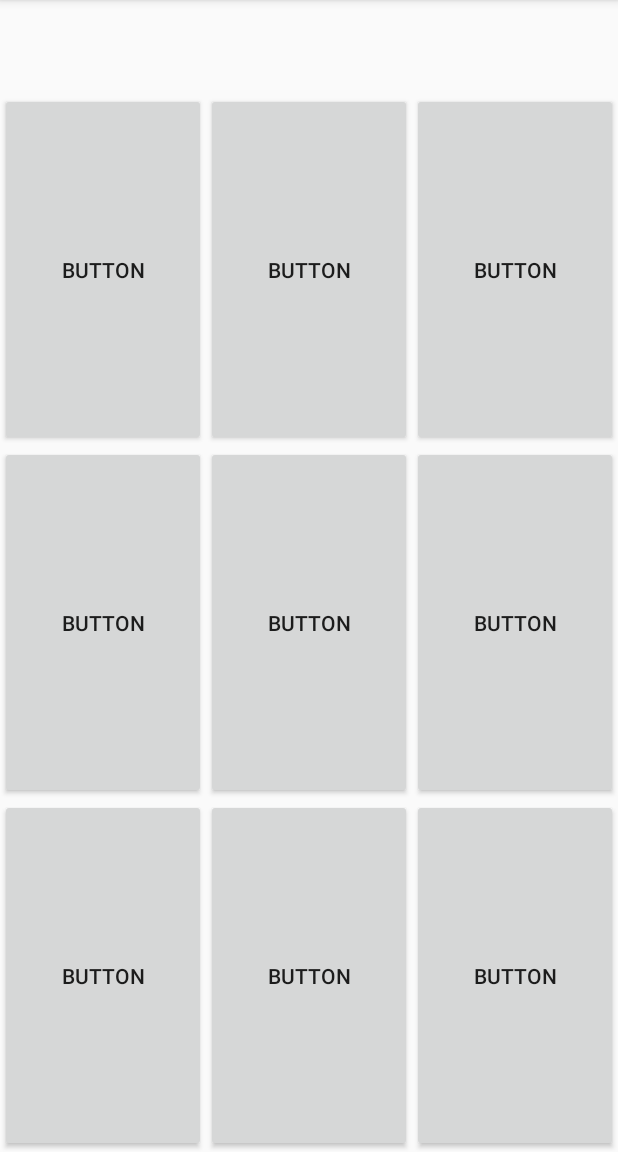
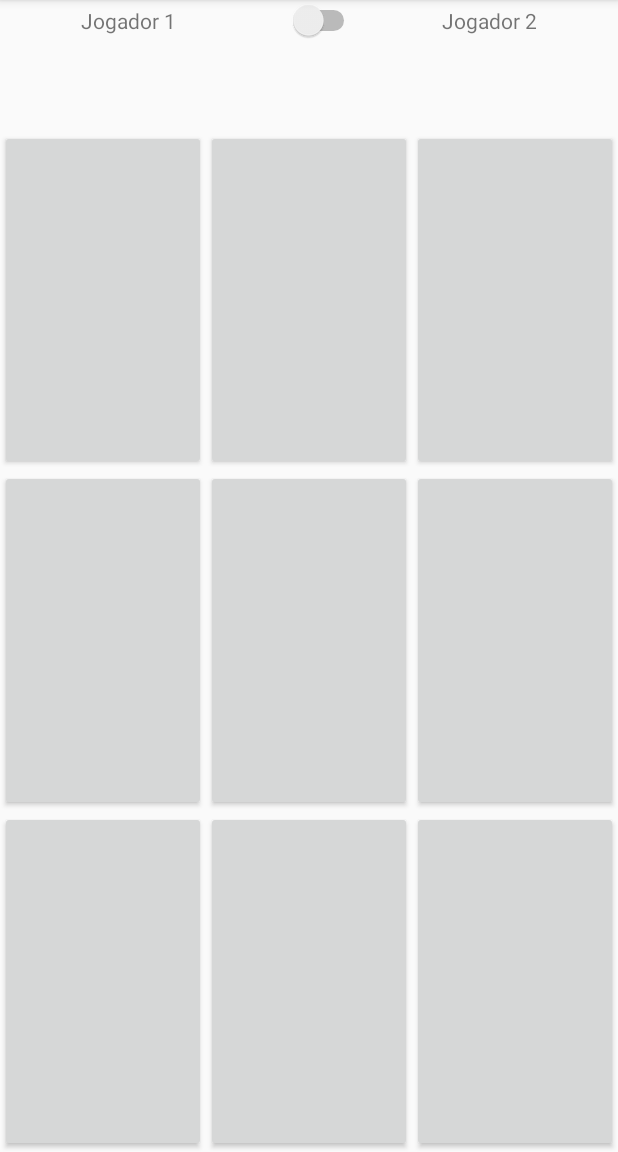
Before and after one commit to MarcosVMoreira/JogoDaVelhaApp, an Android app: the TelaJogo screen opened directly, with no data from a screen before it, on a phone screen of 412 x 824 dp, the part 84-1236 px from its top. Run offline under Robolectric (Android 15) with nearby library versions, the phone set to English and light mode, and no system bars.

Commit message:
Add: jogo funcional
Falta fazer um frontend mais bonito, além de adicionar funções de reset e config. Config deve permitir trocar cor de fundo, cor da tabela e ativar/desativar som.

```diff
--- a/app/src/main/res/layout/activity_tela_jogo.xml
+++ b/app/src/main/res/layout/activity_tela_jogo.xml
@@ -11,7 +11,31 @@
         android:layout_width="match_parent"
         android:layout_height="wrap_content"
         android:layout_weight="0.1"
-        android:orientation="horizontal"></LinearLayout>
+        android:orientation="horizontal">
+
+        <TextView
+            android:id="@+id/j1"
+            android:layout_width="wrap_content"
+            android:layout_height="wrap_content"
+            android:layout_weight="1"
+            android:gravity="center"
+            android:text="Jogador 1" />
+
+        <Switch
+            android:id="@+id/switch1"
+            android:layout_width="wrap_content"
+            android:layout_height="wrap_content"
+            android:layout_weight="0.2" />
+
+        <TextView
+            android:id="@+id/j2"
+            android:layout_width="wrap_content"
+            android:layout_height="wrap_content"
+            android:layout_weight="1"
+            android:gravity="center"
+            android:text="Jogador 2" />
+
+    </LinearLayout>
 
     <LinearLayout
         android:layout_width="match_parent"
@@ -23,22 +47,19 @@
             android:id="@+id/button"
             android:layout_width="wrap_content"
             android:layout_height="match_parent"
-            android:layout_weight="1"
-            android:text="Button" />
+            android:layout_weight="1" />
 
         <Button
             android:id="@+id/button2"
             android:layout_width="wrap_content"
             android:layout_height="match_parent"
-            android:layout_weight="1"
-            android:text="Button" />
+            android:layout_weight="1" />
 
         <Button
             android:id="@+id/button3"
             android:layout_width="wrap_content"
             android:layout_height="match_parent"
-            android:layout_weight="1"
-            android:text="Button" />
+            android:layout_weight="1" />
 
     </LinearLayout>
 
@@ -52,22 +73,19 @@
             android:id="@+id/button4"
             android:layout_width="wrap_content"
             android:layout_height="match_parent"
-            android:layout_weight="1"
-            android:text="Button" />
+            android:layout_weight="1" />
 
         <Button
             android:id="@+id/button5"
             android:layout_width="wrap_content"
             android:layout_height="match_parent"
-            android:layout_weight="1"
-            android:text="Button" />
+            android:layout_weight="1" />
 
         <Button
             android:id="@+id/button6"
             android:layout_width="wrap_content"
             android:layout_height="match_parent"
-            android:layout_weight="1"
-            android:text="Button" />
+            android:layout_weight="1" />
 
     </LinearLayout>
 
@@ -81,22 +99,19 @@
             android:id="@+id/button7"
             android:layout_width="wrap_content"
             android:layout_height="match_parent"
-            android:layout_weight="1"
-            android:text="Button" />
+            android:layout_weight="1" />
 
         <Button
             android:id="@+id/button8"
             android:layout_width="wrap_content"
             android:layout_height="match_parent"
-            android:layout_weight="1"
-            android:text="Button" />
+            android:layout_weight="1" />
 
         <Button
             android:id="@+id/button9"
             android:layout_width="wrap_content"
             android:layout_height="match_parent"
-            android:layout_weight="1"
-            android:text="Button" />
+            android:layout_weight="1" />
 
     </LinearLayout>
 </LinearLayout>
```
Also changed, not shown: app/src/main/java/com/aplicativo/marcos/jogodavelhaapp/MainActivity.java (+21 -0 lines), app/src/main/java/com/aplicativo/marcos/jogodavelhaapp/TelaJogo.java (+412 -1 lines), app/src/main/res/layout/activity_main.xml (+7 -10 lines).
